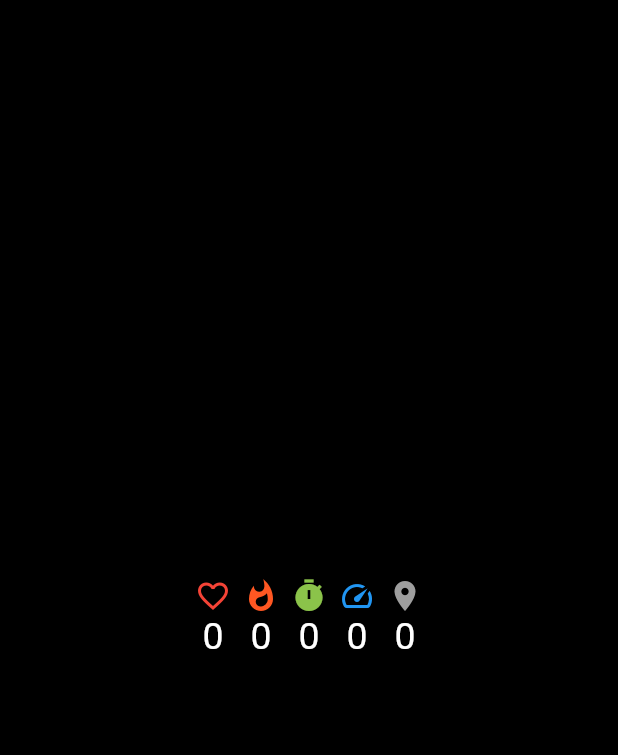
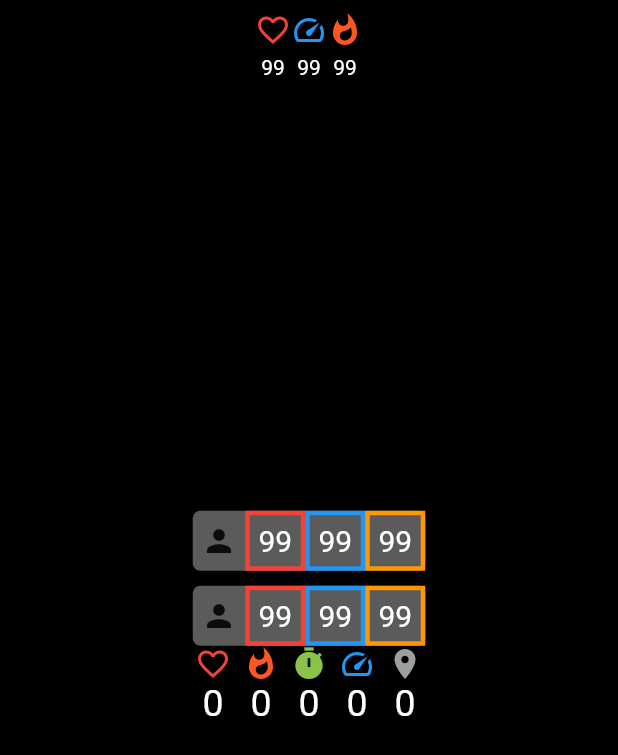
Before and after one commit to mmahtabfar1/PeerCycle-SmartWatch, a Flutter app: the PeerWorkoutScreen screen opened directly, on a phone screen of 412 x 824 dp. Shown: the top 755 px of the screen. Run offline on Flutter 3.47's test engine with Material 2 defaults, Android fonts, the phone set to English and light mode, and no system bars; our stand-ins replace circular_countdown_timer, device_info_plus, flutter_bluetooth_serial, fluttertoast, google_maps_flutter, permission_handler; missing offline and left inert: fit_tool, wear, workout.

```diff
--- a/lib/screens/peer_workout_screen.dart
+++ b/lib/screens/peer_workout_screen.dart
@@ -1,3 +1,4 @@
+import 'package:flutter/rendering.dart';
 import 'package:peer_cycle/bluetooth/bluetooth_manager.dart';
 import 'package:wear/wear.dart';
 import 'package:flutter/material.dart';
@@ -65,11 +66,46 @@ class _PeerWorkoutScreenState extends State<PeerWorkoutScreen>
         backgroundColor: Colors.black,
         body: WatchShape(
             builder: (context, shape, widget) {
-              return Center(
+              return Stack(
+                children: [
+                  Padding(
+                    padding: const EdgeInsets.all(8.0),
+                    child: Row(
+                      mainAxisAlignment: MainAxisAlignment.center,
+                      crossAxisAlignment: CrossAxisAlignment.start,
+                      children: [
+                        Column(
+                          children: [
+                            Icon(Icons.favorite_border, color: Colors.red),
+                            SizedBox(height: 5),
+                            Text("99", style: TextStyle(color: Colors.white))
+                          ],
+                        ),
+                        Column(
+                          children: [
+                            Icon(Icons.speed, color: Colors.blue),
+                            SizedBox(height: 5),
+                            Text("99", style: TextStyle(color: Colors.white))
+                          ],
+                        ),
+                        Column(
+                          children: [
+                            Icon(Icons.whatshot, color: Colors.deepOrange),
+                            SizedBox(height: 5),
+                            Text("99", style: TextStyle(color: Colors.white))
+                          ],
+                        )
+                      ],
+                    ),
+                  ),
+                  Center(
                     child: Column(
                       mainAxisAlignment: MainAxisAlignment.center,
                       crossAxisAlignment: CrossAxisAlignment.center,
                       children: [
+                        PartnerCard(),
+                        SizedBox(height: 10),
+                        PartnerCard(),
                         Row(
                             mainAxisAlignment: MainAxisAlignment.center,
                             children: [
@@ -136,6 +172,8 @@ class _PeerWorkoutScreenState extends State<PeerWorkoutScreen>
                         ),
                       ],
                     ),
+                  ),
+                ],
               );
             }
         )
@@ -145,3 +183,64 @@ class _PeerWorkoutScreenState extends State<PeerWorkoutScreen>
   @override
   bool get wantKeepAlive => true;
 }
+
+class PartnerCard extends StatefulWidget {
+  const PartnerCard({
+    super.key,
+  });
+
+  @override
+  State<PartnerCard> createState() => _PartnerCardState();
+}
+
+class _PartnerCardState extends State<PartnerCard> {
+  @override
+  Widget build(BuildContext context) {
+    return Container(
+      decoration: BoxDecoration(borderRadius: BorderRadius.all(Radius.circular(5)), color: Color(0xFF5B5B5B)),
+      child: Row(
+        mainAxisSize: MainAxisSize.min,
+        children: [
+          Container(
+            height: 40,
+            width: 35,
+            child: Icon(Icons.person)
+            ),
+          Container(
+            decoration: BoxDecoration(
+              border: Border.all(
+                color: Colors.red,
+                width: 3
+              )
+            ),
+            height: 40,
+            width: 40,
+            child: Center(child: Text("99", style: TextStyle(fontSize: 20, color: Colors.white))),
+          ),
+          Container(
+            decoration: BoxDecoration(
+              border: Border.all(
+                color: Colors.blue,
+                width: 3
+              )
+            ),
+            height: 40,
+            width: 40,
+            child: Center(child: Text("99", style: TextStyle(fontSize: 20, color: Colors.white ))),
+          ),
+          Container(
+            decoration: BoxDecoration(
+              border: Border.all(
+                color: Colors.orange,
+                width: 3
+              )
+            ),
+            height: 40,
+            width: 40,
+            child: Center(child: Text("99", style: TextStyle(fontSize: 20, color: Colors.white))),
+          )
+        ],
+      ),
+    );
+  }
+}
```
Lines whose indentation alone changed are shown as unchanged.
